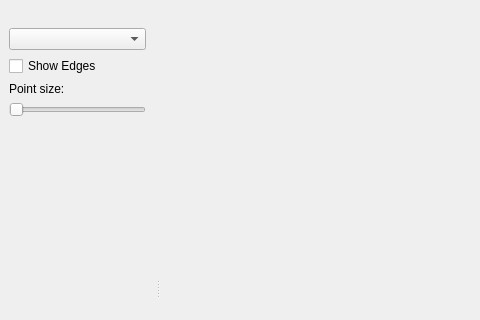
First picture: the form in src/vis/mainWindow.ui, repository Martin-Bela/Brain-Vis, before the edit; both pictures show x 0 to 480 and y 0 to 320 of the 1018 by 745 pixel window.
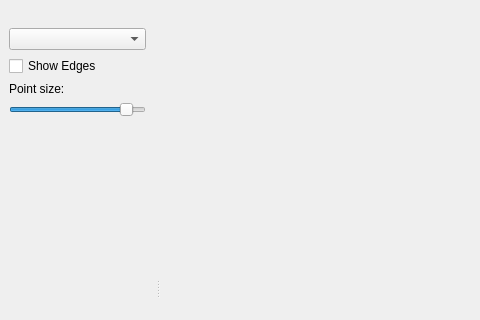
Second picture: the form after the edit. Custom widgets are drawn as their Qt base class.

Commit message: Fix point sizes

The edit to the form file:
```diff
--- a/src/vis/mainWindow.ui
+++ b/src/vis/mainWindow.ui
@@ -84,6 +84,15 @@
        </item>
        <item>
         <widget class="QSlider" name="pointSizeSlider">
+         <property name="minimum">
+          <number>1</number>
+         </property>
+         <property name="maximum">
+          <number>100</number>
+         </property>
+         <property name="value">
+          <number>90</number>
+         </property>
          <property name="orientation">
           <enum>Qt::Horizontal</enum>
          </property>
```
The commit also changes 1 other file.
